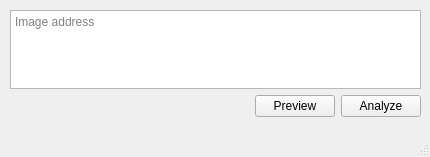
First picture: the form in interface/mainwindow.ui, repository Atelier-Developers/COVIDNet-CT, before the edit.
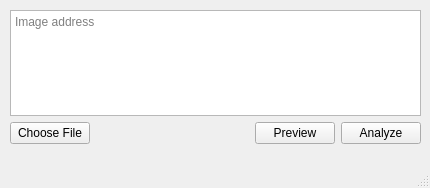
Second picture: the form after the edit.

Patch:
```diff
--- a/interface/mainwindow.ui
+++ b/interface/mainwindow.ui
@@ -10,7 +10,7 @@
     <x>0</x>
     <y>0</y>
     <width>430</width>
-    <height>157</height>
+    <height>188</height>
    </rect>
   </property>
   <property name="windowTitle">
@@ -23,7 +23,7 @@
       <x>10</x>
       <y>10</y>
       <width>411</width>
-      <height>107</height>
+      <height>134</height>
      </rect>
     </property>
     <layout class="QVBoxLayout" name="verticalLayout_4">
@@ -52,6 +52,13 @@
      </item>
      <item>
       <layout class="QHBoxLayout" name="horizontalLayout_6">
+       <item>
+        <widget class="QPushButton" name="browser">
+         <property name="text">
+          <string>Choose File</string>
+         </property>
+        </widget>
+       </item>
        <item>
         <spacer name="horizontalSpacer">
          <property name="orientation">
```
